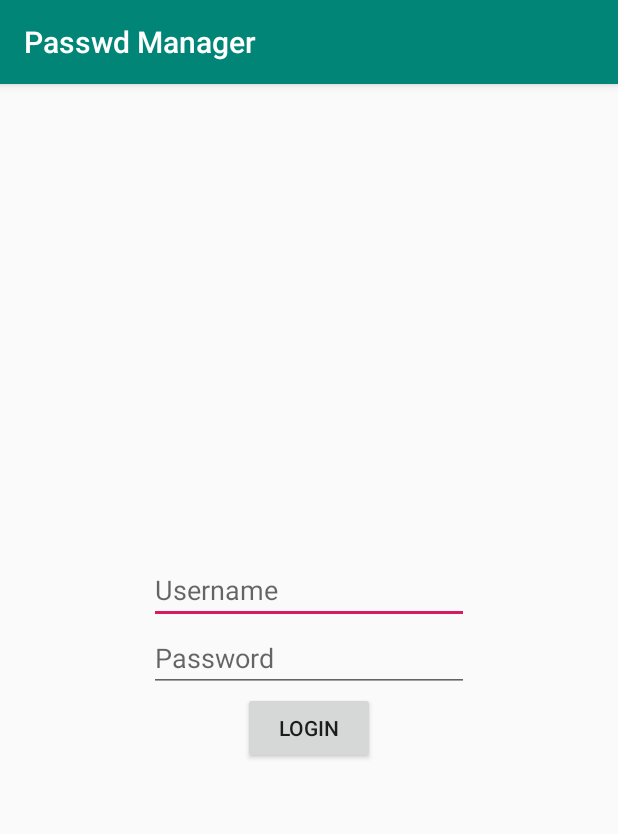
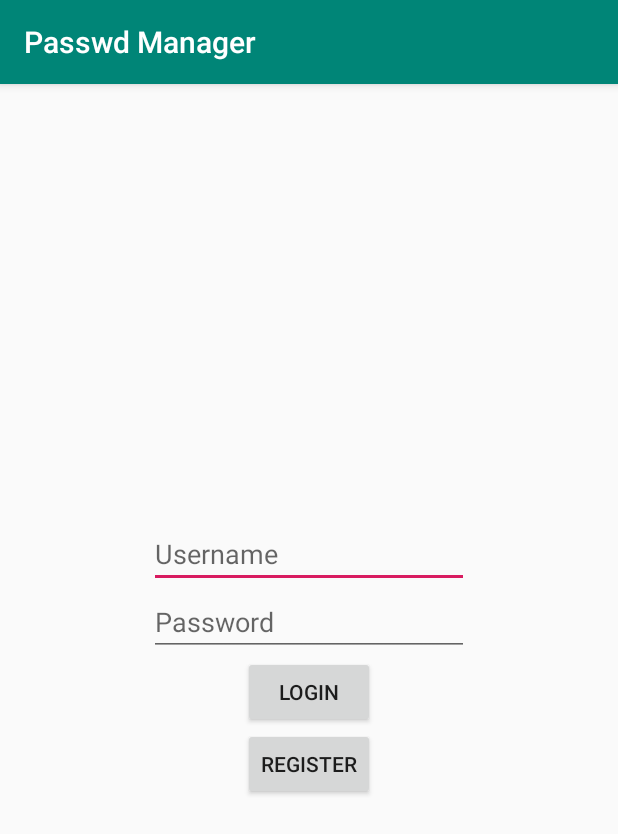
Before and after one commit to tujh2/Passwd-Manager, an Android app: the screen it shows after launch (AuthActivity), after a tap on "LOGIN", on a phone screen of 412 x 824 dp. Shown: the top 834 px of the screen. Run offline under Robolectric (Android 15) with nearby library versions, the phone set to English and light mode, and no system bars; 2 statements that could not run were skipped.

Commit message:
created AuthActivity with fragments

```diff
--- a/app/src/main/AndroidManifest.xml
+++ b/app/src/main/AndroidManifest.xml
@@ -10,6 +10,7 @@
         android:roundIcon="@mipmap/ic_launcher_round"
         android:supportsRtl="true"
         android:theme="@style/AppTheme"
+        android:usesCleartextTraffic="true"
         >
         <activity android:name=".AuthActivity">
             <intent-filter>
@@ -18,6 +19,7 @@
                 <category android:name="android.intent.category.LAUNCHER" />
             </intent-filter>
         </activity>
+        <activity android:name=".MainActivity"/>
     </application>
 
 </manifest>
--- a/app/src/main/java/com/wnp/passwdmanager/AuthActivity.java
+++ b/app/src/main/java/com/wnp/passwdmanager/AuthActivity.java
@@ -1,36 +1,93 @@
 package com.wnp.passwdmanager;
 
+import android.content.Context;
+import android.content.Intent;
+import android.content.SharedPreferences;
 import android.os.Bundle;
 import android.widget.EditText;
 import android.widget.Toast;
 
 import androidx.appcompat.app.AppCompatActivity;
+import androidx.fragment.app.Fragment;
+import androidx.fragment.app.FragmentManager;
+import androidx.fragment.app.FragmentTransaction;
+import androidx.fragment.app.ListFragment;
+
+import com.wnp.passwdmanager.AuthFragments.LoginFragment;
+import com.wnp.passwdmanager.AuthFragments.UnlockFragment;
+
+import org.json.JSONException;
+import org.json.JSONObject;
 
 public class AuthActivity extends AppCompatActivity {
-    private final NetworkManager.OnRequestCompleteListener listener =
-            body -> runOnUiThread(() -> Toast.makeText(AuthActivity.this.getApplicationContext(), body, Toast.LENGTH_SHORT).show());
+    private static Navigator navigator;
+    private static AuthActivity INSTANCE;
+    public final NetworkManager.OnRequestCompleteListener listener = body -> runOnUiThread(() -> {
+        if( body.has(getResources().getString(R.string.status)) ) {
+            try {
+                if( body.getString(getResources().getString(R.string.status)).equals("logged") ){
+                    AuthActivity.getInstance().getPreferences(Context.MODE_PRIVATE).edit().putString("status", "logged")
+                            .putString(getResources().getString(R.string.pin), "admin")
+                            .apply();
+                    switchActivity();
+                }
+            } catch (JSONException e) {
+                e.printStackTrace();
+            }
 
-    private EditText user;
-    private EditText pass;
+        } else {
+            try {
+                Toast.makeText(getApplicationContext(),body.getString("code"), Toast.LENGTH_SHORT).show();
+            } catch (JSONException e) {
+                e.printStackTrace();
+            }
+        }
+    });
+
 
     @Override
     protected void onCreate(Bundle savedInstanceState) {
         super.onCreate(savedInstanceState);
-        setContentView(R.layout.login_activity);
+        setContentView(R.layout.activity_auth);
+        INSTANCE = this;
+        navigator = new Navigator();
 
-        user = findViewById(R.id.username);
-        pass = findViewById(R.id.password);
-
-        findViewById(R.id.login_button).setOnClickListener(v -> {
-            NetworkManager.getInstance().get(NetworkManager.SERVER,
-                    user.getText().toString() + ":" + pass.getText().toString(), listener);
-        });
-        NetworkManager.getInstance().addListener(listener);
+        SharedPreferences sharedPreferences = this.getPreferences(Context.MODE_PRIVATE);
+        if( sharedPreferences.getString(getResources().getString(R.string.status), "unauth").equals("logged")) {
+            navigator.navigateToFragment(new UnlockFragment(), false);
+        } else if(savedInstanceState == null)
+            navigator.navigateToFragment(new LoginFragment(), false);
     }
 
+    public void switchActivity() {
+        Intent intent = new Intent(this, MainActivity.class);
+        intent.setFlags(Intent.FLAG_ACTIVITY_NEW_TASK | Intent.FLAG_ACTIVITY_TASK_ON_HOME);
+        startActivity(intent);
+        this.finish();
+    }
+
+    public static Navigator getNavigator() {
+        return navigator;
+    }
+    public static AuthActivity getInstance() {
+        return INSTANCE;
+    }
     @Override
     protected void onDestroy() {
         NetworkManager.getInstance().clear();
         super.onDestroy();
     }
+
+    private class Navigator implements FragmentNavigator{
+        private final FragmentManager fragmentManager = getSupportFragmentManager();
+
+        @Override
+        public void navigateToFragment(Fragment frag, boolean backStack) {
+            FragmentTransaction fragmentTransaction = fragmentManager.beginTransaction();
+            fragmentTransaction.replace(R.id.auth_fragment, frag);
+            if(backStack)
+                fragmentTransaction.addToBackStack(null);
+            fragmentTransaction.commit();
+        }
+    }
 }
--- /dev/null
+++ b/app/src/main/java/com/wnp/passwdmanager/AuthFragments/LoginFragment.java
@@ -0,0 +1,49 @@
+package com.wnp.passwdmanager.AuthFragments;
+
+import android.icu.text.RelativeDateTimeFormatter;
+import android.os.Bundle;
+import android.view.LayoutInflater;
+import android.view.View;
+import android.view.ViewGroup;
+import android.widget.EditText;
+
+import androidx.annotation.NonNull;
+import androidx.annotation.Nullable;
+import androidx.fragment.app.Fragment;
+
+import com.wnp.passwdmanager.AuthActivity;
+import com.wnp.passwdmanager.FragmentNavigator;
+import com.wnp.passwdmanager.NetworkManager;
+import com.wnp.passwdmanager.R;
+
+import org.json.JSONException;
+import org.json.JSONObject;
+
+public class LoginFragment extends Fragment {
+    private JSONObject userInfo = new JSONObject();
+    private FragmentNavigator navigator;
+    private NetworkManager.OnRequestCompleteListener listener = AuthActivity.getInstance().listener;
+    @Nullable
+    @Override
+    public View onCreateView(@NonNull LayoutInflater inflater, @Nullable ViewGroup container, @Nullable Bundle savedInstanceState) {
+        if(navigator == null)
+            navigator = AuthActivity.getNavigator();
+        View view =  inflater.inflate(R.layout.login_signin_fragment, container, false);
+        EditText user = view.findViewById(R.id.username);
+        EditText pass = view.findViewById(R.id.password);
+
+        view.findViewById(R.id.login_button).setOnClickListener(v -> {
+            try {
+                userInfo.put("user", user.getText().toString())
+                        .put("password", pass.getText().toString());
+            } catch (JSONException e) {
+                e.printStackTrace();
+            }
+            NetworkManager.getInstance().post(NetworkManager.SERVER + "/auth", userInfo, listener);
+        });
+        view.findViewById(R.id.reg_switch_but).setOnClickListener(v -> {
+            navigator.navigateToFragment(RegisterFragment.newInstance(), true);
+        });
+        return view;
+    }
+}
--- /dev/null
+++ b/app/src/main/java/com/wnp/passwdmanager/FragmentNavigator.java
@@ -0,0 +1,7 @@
+package com.wnp.passwdmanager;
+
+import androidx.fragment.app.Fragment;
+
+public interface FragmentNavigator {
+    void navigateToFragment(Fragment frag, boolean backStack);
+}
--- a/app/src/main/java/com/wnp/passwdmanager/MainActivity.java
+++ b/app/src/main/java/com/wnp/passwdmanager/MainActivity.java
@@ -11,6 +11,7 @@ public class MainActivity extends AppCompatActivity {
     @Override
     protected void onCreate(@Nullable Bundle savedInstanceState) {
         super.onCreate(savedInstanceState);
+        Toast.makeText(getApplicationContext(), "hello", Toast.LENGTH_SHORT).show();
         setContentView(R.layout.activity_main);
     }
 }
--- a/app/src/main/java/com/wnp/passwdmanager/NetworkManager.java
+++ b/app/src/main/java/com/wnp/passwdmanager/NetworkManager.java
@@ -1,6 +1,9 @@
 package com.wnp.passwdmanager;
 
 import android.util.Log;
+
+import org.json.JSONException;
+import org.json.JSONObject;
 
 import java.io.IOException;
 import java.util.concurrent.Executor;
@@ -15,10 +18,11 @@ import okhttp3.Response;
 import okhttp3.ResponseBody;
 import okhttp3.internal.http2.Header;
 
-class NetworkManager {
+public class NetworkManager {
     public static final MediaType POSTPARAM = MediaType.parse("application/x-www-form-urlencoded; charset=utf-8");
-    public static final String SERVER = "https://1611b.l.time4vps.cloud";
-    //public static final String SERVER = "http://192.168.43.228";
+    public static final MediaType JSON = MediaType.parse("application/json; charset=utf-8");
+    //public static final String SERVER = "https://1611b.l.time4vps.cloud";
+    public static final String SERVER = "http://192.168.31.114";
     private static final String TAG = "NETWORK";
     private static final NetworkManager INSTANCE = new NetworkManager();
     private final OkHttpClient client = new OkHttpClient();
@@ -27,13 +31,13 @@ class NetworkManager {
 
     private NetworkManager() {}
 
-    static NetworkManager getInstance() {
+    public static NetworkManager getInstance() {
         return INSTANCE;
     }
 
-    void post(final String url, final String posts, final OnRequestCompleteListener listener) {
+    public void post(final String url, final JSONObject json, final OnRequestCompleteListener listener) {
         addListener(listener);
-        RequestBody postBody = RequestBody.create(posts, POSTPARAM);
+        RequestBody postBody = RequestBody.create(json.toString(), JSON);
         final Request request = new Request.Builder()
                 .url(url)
                 .post(postBody)
@@ -52,18 +56,22 @@ class NetworkManager {
 
     private void performRequest(final Request request) {
         executor.execute(() -> {
-            final String body = getBody(request);
+            final JSONObject body = getBody(request);
             if(mListener != null)
                 mListener.onRequestComplete(body);
         });
     }
 
-    private String getBody(Request request) {
+    private JSONObject getBody(Request request) {
         try {
             final Response response = client.newCall(request).execute();
             try (ResponseBody body = response.body()){
                 if(response.isSuccessful() && body != null)
-                    return body.string();
+                    return new JSONObject(body.string());
+                else
+                    return  new JSONObject("{\"code\": " + "\"" + response.code() + "\"}");
+            } catch (JSONException e) {
+                e.printStackTrace();
             }
         } catch (IOException e) {
             Log.e(TAG, "Fail to perform request", e);
@@ -71,7 +79,7 @@ class NetworkManager {
         return null;
     }
 
-    void addListener(OnRequestCompleteListener listener) {
+    public void addListener(OnRequestCompleteListener listener) {
         mListener = listener;
     }
 
@@ -80,6 +88,6 @@ class NetworkManager {
     }
 
     public interface OnRequestCompleteListener {
-        void onRequestComplete(final String body);
+        void onRequestComplete(final JSONObject body);
     }
 }
--- /dev/null
+++ b/app/src/main/res/layout/activity_auth.xml
@@ -0,0 +1,8 @@
+<?xml version="1.0" encoding="utf-8"?>
+<RelativeLayout xmlns:android="http://schemas.android.com/apk/res/android"
+    android:layout_width="match_parent" android:layout_height="match_parent"
+    >
+    <FrameLayout android:id="@+id/auth_fragment"
+        android:layout_width="match_parent"
+        android:layout_height="match_parent"/>
+</RelativeLayout>
--- a/app/src/main/res/layout/login_activity.xml
+++ b/app/src/main/res/layout/login_signin_fragment.xml
@@ -1,14 +1,11 @@
 <?xml version="1.0" encoding="utf-8"?>
 <RelativeLayout xmlns:android="http://schemas.android.com/apk/res/android"
-    android:layout_width="match_parent"
-    android:layout_height="match_parent"
+    android:layout_width="wrap_content"
+    android:layout_height="wrap_content"
     xmlns:tools="http://schemas.android.com/tools"
-    tools:context=".AuthActivity">
+    tools:context=".AuthActivity"
+    android:layout_gravity="center" >
 
-    <RelativeLayout
-        android:layout_width="wrap_content"
-        android:layout_height="wrap_content"
-        android:layout_centerInParent="true">
         <EditText
             android:id="@+id/username"
             android:layout_width="wrap_content"
@@ -26,10 +23,17 @@
             android:hint="@string/password_str"/>
         <Button
             android:id="@+id/login_button"
-            android:layout_centerHorizontal="true"
             android:layout_below="@+id/password"
             android:layout_width="wrap_content"
             android:layout_height="wrap_content"
+            android:layout_centerHorizontal="true"
             android:text="@string/login_str" />
-    </RelativeLayout>
+        <Button
+            android:id="@+id/reg_switch_but"
+            android:layout_height="wrap_content"
+            android:layout_width="wrap_content"
+            android:layout_below="@+id/login_button"
+            android:text="@string/register"
+            android:layout_centerHorizontal="true"
+            />
 </RelativeLayout>
--- a/app/src/main/res/values/strings.xml
+++ b/app/src/main/res/values/strings.xml
@@ -5,4 +5,8 @@
     <string name="password_str">Password</string>
     <string name="login_str">Login</string>
     <string name="username_str">Username</string>
+    <string name="unlock">UNLOCK</string>
+    <string name="register">REGISTER</string>
+    <string name="pin">pin</string>
+    <string name="status">status</string>
 </resources>
```
Also changed, not shown: app/src/main/java/com/wnp/passwdmanager/AuthFragments/RegisterFragment.java (added, +45 -0 lines), app/src/main/java/com/wnp/passwdmanager/AuthFragments/UnlockFragment.java (added, +36 -0 lines), app/src/main/res/layout/login_register_fragment.xml (added, +27 -0 lines), app/src/main/res/layout/login_unlcok_fragment.xml (added, +19 -0 lines).
